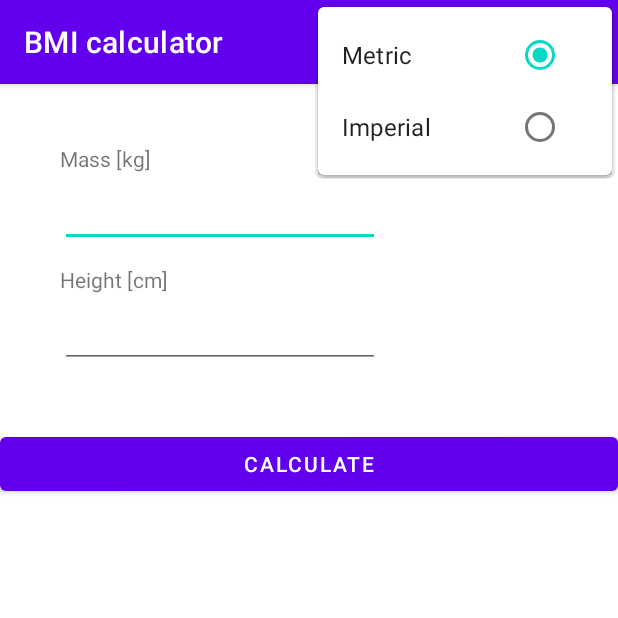
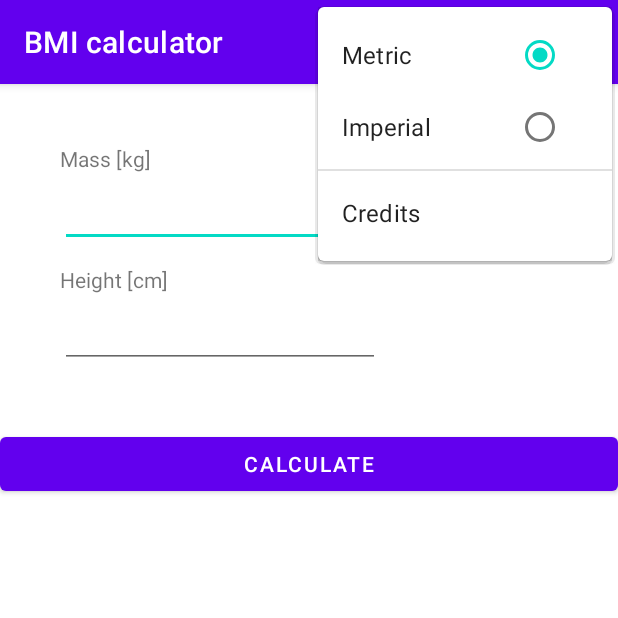
Before and after one commit to Tymon13/Lab1-BMI-calculator, an Android app: the screen it shows after launch (MainActivity), with the options menu open, on a phone screen of 412 x 824 dp, the top half of it. Run offline under Robolectric (Android 15) with nearby library versions, the phone set to English and light mode, and no system bars.

Commit message:
Add author information in menu
But "credits" sounds better.

```diff
--- a/app/src/main/res/menu/main_menu.xml
+++ b/app/src/main/res/menu/main_menu.xml
@@ -12,4 +12,9 @@
             android:id="@+id/imperial_menu_item"
             android:title="@string/imperial" />
     </group>
+    <group android:id="@+id/misc_menu_group">
+        <item
+            android:onClick="showCreditsDialog"
+            android:title="@string/credits" />
+    </group>
 </menu>
--- a/app/src/main/res/values/strings.xml
+++ b/app/src/main/res/values/strings.xml
@@ -9,4 +9,8 @@
     <string name="calculate_button">Calculate</string>
     <string name="metric">Metric</string>
     <string name="imperial">Imperial</string>
+    <string name="credits">Credits</string>
+    <string name="credits_title">Credits</string>
+    <string name="credits_content">BMI calculator created by\nKamil Tymiński</string>
+    <string name="credits_button_ok">Ok</string>
 </resources>
```
Also changed, not shown: app/src/main/java/pl/edu/pwr/lab1/i238162/MainActivity.java (+13 -0 lines).
